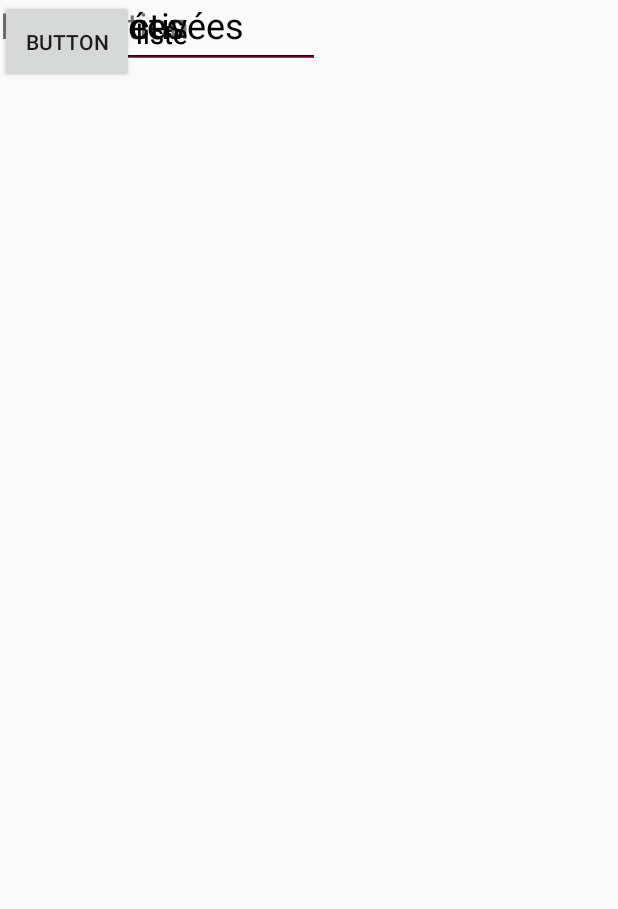
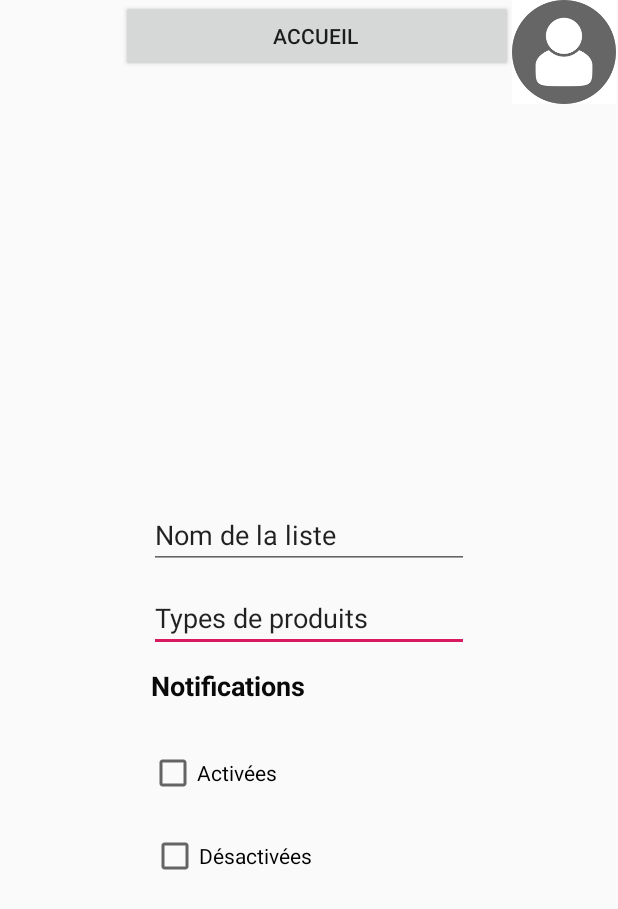
Before and after one commit to Antooooo/Stock_n_Go, an Android app: the screen it shows after launch (newfiche before the commit, newfiches after it), after a tap on "NOUVELLE FICHE", on a phone screen of 412 x 824 dp. Shown: the top 909 px of the screen. Run offline under Robolectric (Android 15) with nearby library versions, the phone set to English and light mode, and no system bars.

Commit message:
bah j'ai du recommencer du coup avec les relatives layout ca avance

```diff
--- a/app/src/main/AndroidManifest.xml
+++ b/app/src/main/AndroidManifest.xml
@@ -8,7 +8,7 @@
         android:roundIcon="@mipmap/ic_launcher_round"
         android:supportsRtl="true"
         android:theme="@style/AppTheme">
-        <activity android:name=".newfiche"></activity>
+        <activity android:name=".newfiches"></activity>
         <activity android:name=".mesfiches" />
         <activity
             android:name=".MainActivity"
--- a/app/src/main/java/com/example/stock_n_go/MainActivity.java
+++ b/app/src/main/java/com/example/stock_n_go/MainActivity.java
@@ -43,7 +43,7 @@ public class MainActivity extends AppCompatActivity {
 
     }
     public void opennewfiche() {
-        Intent intent1 = new Intent(this, newfiche.class);
+        Intent intent1 = new Intent(this, newfiches.class);
                 startActivity(intent1);
     }
 
--- a/app/src/main/java/com/example/stock_n_go/newfiche.java
+++ /dev/null
@@ -1,14 +0,0 @@
-package com.example.stock_n_go;
-
-import androidx.appcompat.app.AppCompatActivity;
-
-import android.os.Bundle;
-
-public class newfiche extends AppCompatActivity {
-
-    @Override
-    protected void onCreate(Bundle savedInstanceState) {
-        super.onCreate(savedInstanceState);
-        setContentView(R.layout.activity_newfiche);
-    }
-}
--- /dev/null
+++ b/app/src/main/java/com/example/stock_n_go/newfiches.java
@@ -0,0 +1,37 @@
+package com.example.stock_n_go;
+
+import androidx.appcompat.app.AppCompatActivity;
+
+import android.content.Intent;
+import android.os.Bundle;
+import android.view.View;
+import android.widget.Button;
+
+public class newfiches extends AppCompatActivity {
+    private Button buttonaccueil;
+    @Override
+    protected void onCreate(Bundle savedInstanceState) {
+        super.onCreate(savedInstanceState);
+        setContentView(R.layout.activity_newfiches);
+
+
+
+        buttonaccueil = (Button) findViewById(R.id.buttonacc);
+        buttonaccueil.setOnClickListener(new View.OnClickListener() {
+            @Override
+            public void onClick(View v) {
+                retouracceuil1();
+            }
+        });
+
+
+
+
+        }
+        public void retouracceuil1() {
+            Intent intent2 = new Intent(this, MainActivity.class);
+            startActivity(intent2);
+        }
+
+
+}
--- a/app/src/main/res/layout/activity_mesfiches.xml
+++ b/app/src/main/res/layout/activity_mesfiches.xml
@@ -4,22 +4,21 @@
     xmlns:tools="http://schemas.android.com/tools"
     android:layout_width="match_parent"
     android:layout_height="match_parent"
-    tools:context=".mesfiches">
+    tools:context=".newfiches">
+
+    <Button
+        android:id="@+id/button4"
+        android:layout_width="wrap_content"
+        android:layout_height="wrap_content"
+        android:text="Button"
+        tools:layout_editor_absoluteX="0dp"
+        tools:layout_editor_absoluteY="4dp" />
 
     <TextView
         android:id="@+id/textView2"
-        android:layout_width="189dp"
-        android:layout_height="54dp"
-        android:text="Mes listes"
-        android:textSize="36sp"
-        tools:layout_editor_absoluteX="111dp"
-        tools:layout_editor_absoluteY="16dp" />
-
-    <Button
-        android:id="@+id/button2"
-        android:layout_width="89dp"
-        android:layout_height="55dp"
-        android:text="Button"
-        tools:layout_editor_absoluteX="306dp"
-        tools:layout_editor_absoluteY="15dp" />
+        android:layout_width="152dp"
+        android:layout_height="42dp"
+        android:text="Mes Listes"
+        tools:layout_editor_absoluteX="153dp"
+        tools:layout_editor_absoluteY="145dp" />
 </androidx.constraintlayout.widget.ConstraintLayout>
--- a/app/src/main/res/layout/activity_newfiche.xml
+++ /dev/null
@@ -1,89 +0,0 @@
-<?xml version="1.0" encoding="utf-8"?>
-<androidx.constraintlayout.widget.ConstraintLayout xmlns:android="http://schemas.android.com/apk/res/android"
-    xmlns:app="http://schemas.android.com/apk/res-auto"
-    xmlns:tools="http://schemas.android.com/tools"
-    android:layout_width="match_parent"
-    android:layout_height="match_parent"
-    tools:context=".newfiche">
-
-    <CheckBox
-        android:id="@+id/checkBox2"
-        android:layout_width="265dp"
-        android:layout_height="32dp"
-        android:text="Désactivées"
-        android:textSize="24sp"
-        tools:layout_editor_absoluteX="71dp"
-        tools:layout_editor_absoluteY="580dp" />
-
-    <Button
-        android:id="@+id/button5"
-        android:layout_width="89dp"
-        android:layout_height="55dp"
-        android:text="Button"
-        tools:layout_editor_absoluteX="316dp"
-        tools:layout_editor_absoluteY="31dp" />
-
-    <TextView
-        android:id="@+id/textView3"
-        android:layout_width="245dp"
-        android:layout_height="55dp"
-        android:layout_marginTop="5dp"
-        android:text="Nouvelle fiche"
-        android:textAlignment="center"
-        android:textSize="36sp"
-        app:layout_constraintBottom_toBottomOf="parent"
-        app:layout_constraintEnd_toStartOf="@+id/button5"
-        app:layout_constraintHorizontal_bias="1.0"
-        app:layout_constraintStart_toStartOf="parent"
-        app:layout_constraintTop_toTopOf="parent"
-        app:layout_constraintVertical_bias="0.038" />
-
-    <EditText
-        android:id="@+id/editText"
-        android:layout_width="wrap_content"
-        android:layout_height="wrap_content"
-        android:ems="10"
-        android:inputType="textPersonName"
-        android:text="Nom de la liste"
-        tools:layout_editor_absoluteX="99dp"
-        tools:layout_editor_absoluteY="192dp" />
-
-    <EditText
-        android:id="@+id/editText2"
-        android:layout_width="wrap_content"
-        android:layout_height="wrap_content"
-        android:ems="10"
-        android:inputType="textPersonName"
-        android:text="Nom de la liste"
-        tools:layout_editor_absoluteX="99dp"
-        tools:layout_editor_absoluteY="268dp" />
-
-    <EditText
-        android:id="@+id/editText3"
-        android:layout_width="wrap_content"
-        android:layout_height="wrap_content"
-        android:ems="10"
-        android:inputType="textPersonName"
-        android:text="Nom de la liste"
-        tools:layout_editor_absoluteX="99dp"
-        tools:layout_editor_absoluteY="343dp" />
-
-    <CheckBox
-        android:id="@+id/checkBox"
-        android:layout_width="265dp"
-        android:layout_height="32dp"
-        android:text="Activées"
-        android:textSize="24sp"
-        tools:layout_editor_absoluteX="71dp"
-        tools:layout_editor_absoluteY="528dp" />
-
-    <TextView
-        android:id="@+id/textView6"
-        android:layout_width="131dp"
-        android:layout_height="36dp"
-        android:text="Notifications"
-        android:textSize="24sp"
-        tools:layout_editor_absoluteX="71dp"
-        tools:layout_editor_absoluteY="479dp" />
-
-</androidx.constraintlayout.widget.ConstraintLayout>
--- /dev/null
+++ b/app/src/main/res/layout/activity_newfiches.xml
@@ -0,0 +1,78 @@
+<?xml version="1.0" encoding="utf-8"?>
+<RelativeLayout xmlns:android="http://schemas.android.com/apk/res/android"
+    xmlns:app="http://schemas.android.com/apk/res-auto"
+    xmlns:tools="http://schemas.android.com/tools"
+    android:layout_width="match_parent"
+    android:layout_height="match_parent"
+    tools:context=".newfiches">
+
+    <Button
+        android:id="@+id/buttonacc"
+        android:layout_width="261dp"
+        android:layout_height="wrap_content"
+        android:layout_marginRight="-2dp"
+        android:layout_toLeftOf="@id/imageView5"
+
+        android:text="Accueil " />
+
+    <ImageView
+        android:id="@+id/imageView5"
+        android:layout_width="72dp"
+        android:layout_height="69dp"
+        android:layout_alignParentRight="true"
+        app:srcCompat="@drawable/compte" />
+
+    <EditText
+        android:id="@+id/editText"
+        android:layout_width="wrap_content"
+        android:layout_height="wrap_content"
+        android:layout_centerHorizontal="true"
+        android:layout_centerVertical="true"
+        android:layout_marginRight="107dp"
+        android:ems="10"
+        android:inputType="textPersonName"
+        android:text="Types de produits" />
+
+    <EditText
+        android:id="@+id/editText2"
+        android:layout_width="wrap_content"
+        android:layout_height="wrap_content"
+        android:layout_above="@id/editText"
+        android:layout_centerHorizontal="true"
+        android:layout_marginBottom="10dp"
+        android:ems="10"
+        android:inputType="textPersonName"
+        android:text="Nom de la liste" />
+
+    <TextView
+        android:id="@+id/textView3"
+        android:layout_width="210dp"
+        android:layout_height="31dp"
+        android:layout_below="@id/editText"
+        android:layout_centerHorizontal="true"
+        android:layout_marginTop="10dp"
+        android:text="Notifications"
+        android:textColor="#090909"
+        android:textSize="18sp"
+        android:textStyle="bold" />
+
+    <CheckBox
+        android:id="@+id/checkBox"
+        android:layout_width="213dp"
+        android:layout_height="wrap_content"
+        android:layout_below="@id/textView3"
+        android:layout_centerHorizontal="true"
+        android:layout_marginTop="23dp"
+        android:text="Activées" />
+
+    <CheckBox
+        android:id="@+id/checkBox2"
+        android:layout_width="210dp"
+        android:layout_height="wrap_content"
+        android:layout_below="@id/checkBox"
+        android:layout_centerHorizontal="true"
+        android:layout_marginTop="23dp"
+        android:text="Désactivées" />
+
+
+</RelativeLayout>
```
Also changed, not shown: app/src/main/res/drawable/compte.png (added).
